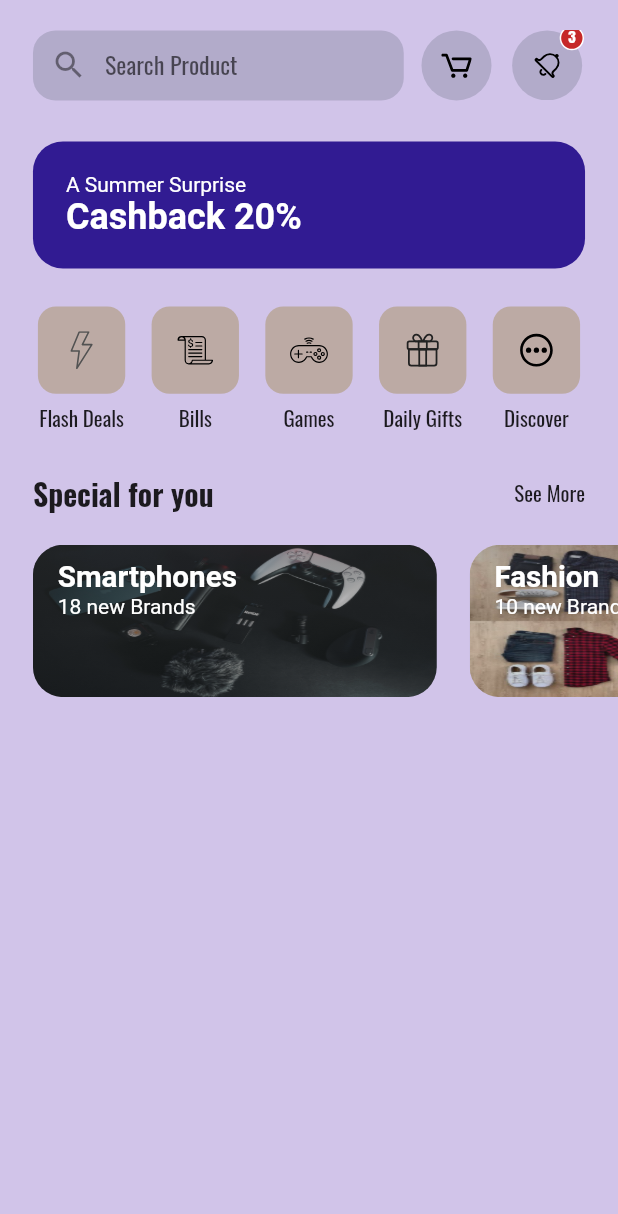
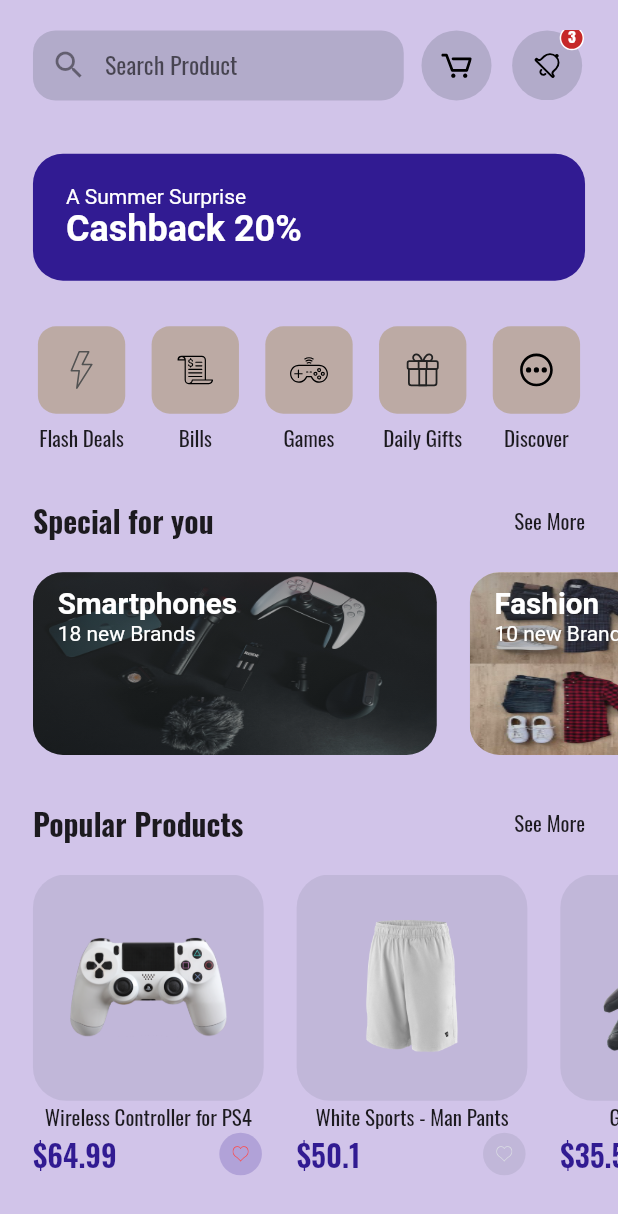
Before and after one commit to FOR-TUNE/E-commerce_App, a Flutter app: the HomeScreen screen opened by its route, on a phone screen of 412 x 824 dp. Shown: the top 1214 px of the screen. Run offline on Flutter 3.47's test engine with Material 2 defaults, Android fonts, the light colour scheme and no system bars; our stand-ins replace flutter_spinkit, flutter_svg.

Commit message:
New Changes

```diff
--- /dev/null
+++ b/lib/components/product_card.dart
@@ -0,0 +1,78 @@
+import 'package:flutter/material.dart';
+import 'package:flutter_svg/flutter_svg.dart';
+import '../constants.dart';
+import '../models/Product.dart';
+import '../sizeconfig.dart';
+
+class ProductCard extends StatelessWidget {
+  const ProductCard({
+    Key? key,
+    this.width = 140,
+    this.aspectRetion = 1.02,
+    required this.product,
+  }) : super(key: key);
+
+  final double width, aspectRetion;
+  final Product product;
+
+  @override
+  Widget build(BuildContext context) {
+    return Padding(
+      padding: EdgeInsets.only(left: getProportionateScreenWidth(20)),
+      child: SizedBox(
+        width: getProportionateScreenWidth(width),
+        child: Column(
+          children: [
+            AspectRatio(
+              aspectRatio: aspectRetion,
+              child: Container(
+                padding: EdgeInsets.all(getProportionateScreenWidth(20)),
+                decoration: BoxDecoration(
+                    color: secondaryColor.withOpacity(0.1),
+                    borderRadius:
+                        BorderRadius.circular(getProportionateScreenWidth(20))),
+                child: Image.asset(product.images[0]),
+              ),
+            ),
+            Text(
+              product.title,
+              style: const TextStyle(color: textColor),
+              maxLines: 2,
+            ),
+            Row(
+              mainAxisAlignment: MainAxisAlignment.spaceBetween,
+              children: [
+                Text("\$${product.price}",
+                    textAlign: TextAlign.start,
+                    style: TextStyle(
+                        color: primaryColor,
+                        fontSize: getProportionateScreenWidth(18),
+                        fontWeight: FontWeight.w600)),
+                InkWell(
+                  borderRadius: BorderRadius.circular(30),
+                  onTap: () {},
+                  child: Container(
+                    padding: EdgeInsets.all(getProportionateScreenWidth(8)),
+                    width: getProportionateScreenWidth(28),
+                    height: getProportionateScreenHeight(28),
+                    decoration: BoxDecoration(
+                        color: product.isFavorite
+                            ? primaryColor.withOpacity(0.2)
+                            : secondaryColor.withOpacity(0.1),
+                        shape: BoxShape.circle),
+                    child: SvgPicture.asset(
+                      "assets/icons/heart_icon_2.svg",
+                      color: product.isFavorite
+                          ? const Color(0xFFFF4848)
+                          : const Color(0xFFDBDEE4),
+                    ),
+                  ),
+                )
+              ],
+            )
+          ],
+        ),
+      ),
+    );
+  }
+}
--- /dev/null
+++ b/lib/models/Product.dart
@@ -0,0 +1,84 @@
+import 'package:flutter/material.dart';
+
+class Product {
+  final String title, description;
+  final List<String> images;
+  final List<Color> colors;
+  final double rating, price;
+  final bool isFavorite, isPopular;
+
+  Product({
+    required this.title,
+    required this.description,
+    required this.images,
+    required this.colors,
+    required this.price,
+    this.rating = 0.0,
+    this.isFavorite = false,
+    this.isPopular = false,
+  });
+}
+
+List<Product> demoProducts = [
+  Product(
+      title: "Wireless Controller for PS4",
+      description: description[0],
+      images: ["assets/images/game_pad.png"],
+      colors: const [
+        Color(0xFFF6625E),
+        Color(0xFF836DB8),
+        Color(0xFFDECB9C),
+        Colors.white
+      ],
+      price: 64.99,
+      isFavorite: true,
+      isPopular: true,
+      rating: 4.9),
+  Product(
+      title: "White Sports - Man Pants",
+      description: description[1],
+      images: ["assets/images/white_shorts.png"],
+      colors: const [
+        Color(0xFFF6625E),
+        Color(0xFF836DB8),
+        Color(0xFFDECB9C),
+        Colors.white
+      ],
+      price: 50.10,
+      isPopular: true,
+      rating: 4.0),
+  Product(
+      title: "Gloves XC Omega",
+      description: description[2],
+      images: ["assets/images/gloves.png"],
+      colors: const [
+        Color(0xFFF6625E),
+        Color(0xFF836DB8),
+        Color(0xFFDECB9C),
+        Colors.white
+      ],
+      price: 35.50,
+      isPopular: true,
+      isFavorite: true,
+      rating: 3.5),
+  // Product(
+  //     title: "Drey-Beats HeadPhones",
+  //     description: description[3],
+  //     images: ["assets/images/headset.png"],
+  //     colors: const [
+  //       Color(0xFFF6625E),
+  //       Color(0xFF836DB8),
+  //       Color(0xFFDECB9C),
+  //       Colors.white
+  //     ],
+  //     price: 45.50,
+  //     isPopular: true,
+  //     rating: 4.1),
+];
+
+List<String> description = [
+  "Wireless Controller for PS4 gives you precision in your gaming",
+  "Slim-Fit white sports shorts available on all sizes",
+  "Warm and Cozy Omega gloves available in multiple color and different sizes"
+      "Beats by Drey wireless headphones offering top quality listening experience"
+];
--- a/lib/screens/home/components/body.dart
+++ b/lib/screens/home/components/body.dart
@@ -4,7 +4,9 @@ import '../../../sizeconfig.dart';
 import 'categories.dart';
 import 'discount_banner.dart';
 import 'home_header.dart';
+import 'popular_products.dart';
 import 'special_offers.dart';
+
 
 class Body extends StatelessWidget {
   const Body({Key? key}) : super(key: key);
@@ -17,12 +19,15 @@ class Body extends StatelessWidget {
           children: [
             SizedBox(height: getProportionateScreenHeight(20)),
             const HomeHeader(),
-            SizedBox(height: getProportionateScreenHeight(27)),
+            SizedBox(height: getProportionateScreenHeight(35)),
             const DiscountBanner(),
-            SizedBox(height: getProportionateScreenHeight(25)),
+            SizedBox(height: getProportionateScreenHeight(30)),
             const Categories(),
-            SizedBox(height: getProportionateScreenHeight(25)),
+            SizedBox(height: getProportionateScreenHeight(30)),
             const SpecialOffers(),
+            SizedBox(height: getProportionateScreenHeight(30)),
+            const PopularProducts(),
+            SizedBox(height: getProportionateScreenHeight(30)),
           ],
         ),
       ),
--- /dev/null
+++ b/lib/screens/home/components/popular_products.dart
@@ -0,0 +1,32 @@
+import 'package:flutter/material.dart';
+import '../../../components/product_card.dart';
+import '../../../models/Product.dart';
+import '../../../sizeconfig.dart';
+import 'section_title.dart';
+
+class PopularProducts extends StatelessWidget {
+  const PopularProducts({
+    Key? key,
+  }) : super(key: key);
+
+  @override
+  Widget build(BuildContext context) {
+    return Column(
+      children: [
+        SectionTitle(text: "Popular Products", press: () {}),
+        SizedBox(height: getProportionateScreenHeight(20)),
+        SingleChildScrollView(
+
+          scrollDirection: Axis.horizontal,
+          child: Row(
+            children: [
+              ...List.generate(demoProducts.length,
+                  (index) => ProductCard(product: demoProducts[index])),
+              SizedBox(width: getProportionateScreenWidth(20)),
+            ],
+          ),
+        )
+      ],
+    );
+  }
+}
--- a/lib/screens/home/components/special_offers.dart
+++ b/lib/screens/home/components/special_offers.dart
@@ -61,14 +61,14 @@ class SpecialCardOffer extends StatelessWidget {
         padding: EdgeInsets.only(left: getProportionateScreenWidth(20)),
         child: SizedBox(
             width: getProportionateScreenWidth(245),
-            height: getProportionateScreenHeight(100),
+            height: getProportionateScreenHeight(120),
             child: ClipRRect(
               borderRadius: BorderRadius.circular(20),
               child: Stack(children: [
                 Image.asset(
                   image,
                   width: getProportionateScreenWidth(245),
-                  height: getProportionateScreenHeight(100),
+                  height: getProportionateScreenHeight(120),
                   fit: BoxFit.fill,
                 ),
                 Container(
```
Also changed, not shown: assets/icons/heart_icon_2.svg (added), assets/images/game_pad.png (added), assets/images/gloves.png (added), assets/images/headset.png (added), assets/images/spl_1.png, assets/images/white_shorts.png (added).
